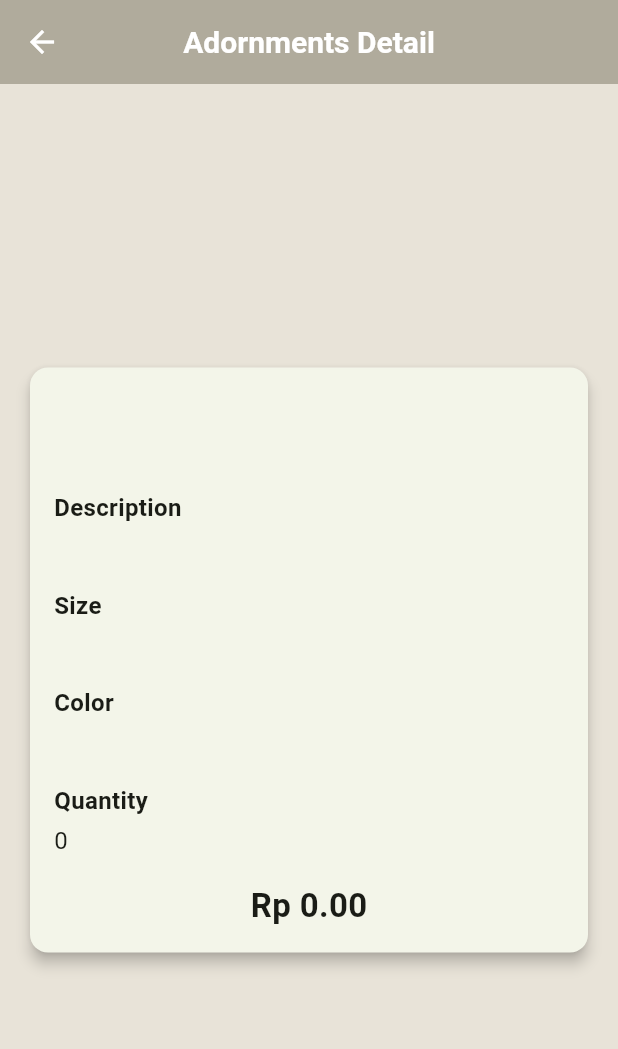
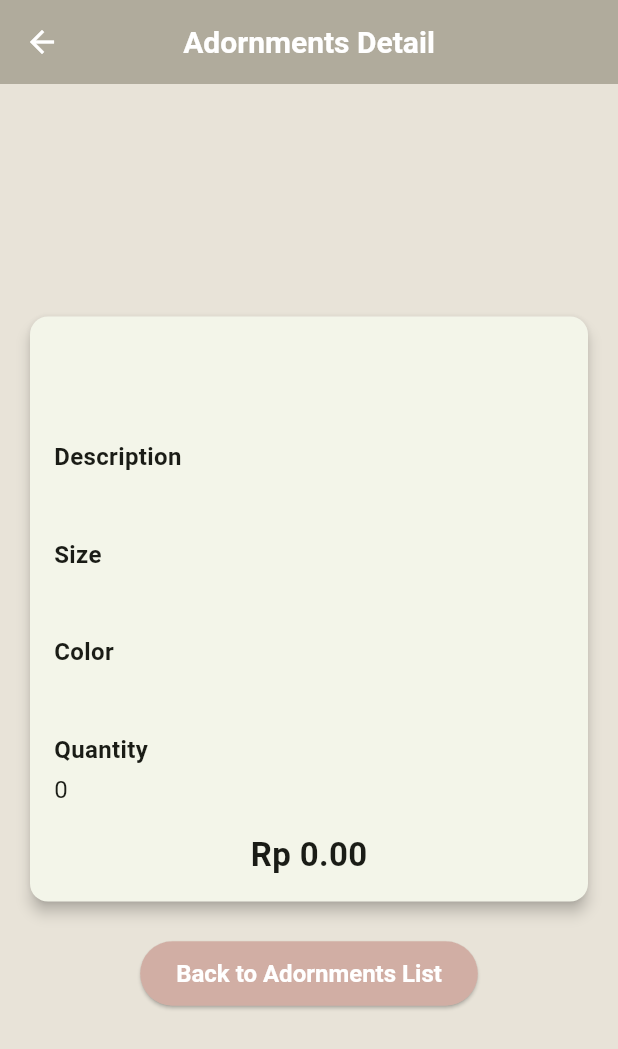
Before and after one commit to annisadwiyanti/old-world-adornments-mobile, a Flutter app: the AdornmentsDetailPage screen opened directly with empty values, on a phone screen of 412 x 824 dp. Shown: the top 1049 px of the screen. Run offline on Flutter 3.47's test engine with Material 3 defaults, Android fonts, the light colour scheme and no system bars; missing offline and left inert: pbp_django_auth; Roboto replaces fonts that are missing (Georgia).

Commit message:
tugas 9 done

```diff
--- a/lib/screens/adornments_detail.dart
+++ b/lib/screens/adornments_detail.dart
@@ -88,6 +88,24 @@ class AdornmentsDetailPage extends StatelessWidget {
                   ),
                 ),
               ),
+              const SizedBox(height: 20),
+              ElevatedButton(
+                style: ElevatedButton.styleFrom(
+                  backgroundColor: const Color(0xFFD1AEA4),
+                  foregroundColor: Colors.white,
+                  padding: const EdgeInsets.symmetric(horizontal: 24, vertical: 12),
+                ),
+                onPressed: () {
+                  Navigator.pop(context);
+                },
+                child: const Text(
+                  "Back to Adornments List",
+                  style: TextStyle(
+                    fontSize: 16,
+                    fontFamily: 'Georgia',
+                  ),
+                ),
+              ),
             ],
           ),
         ),
```
